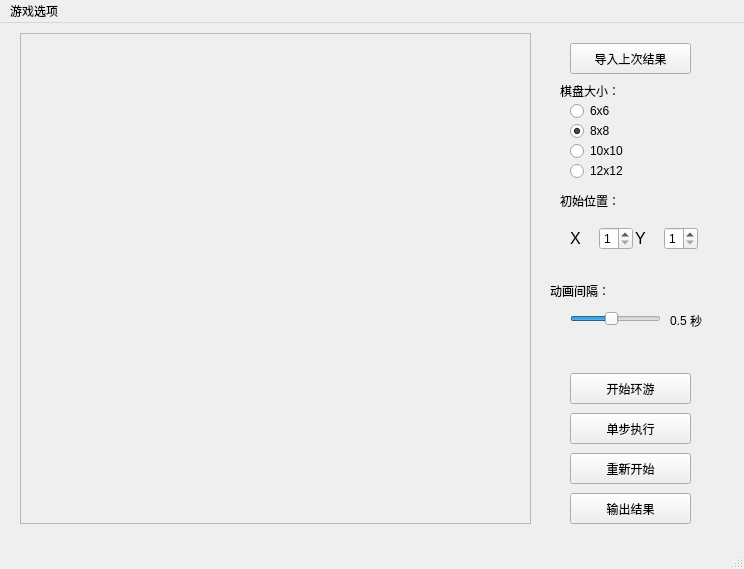
Above: knight.ui from yuanyuanzijin/knight-gui before the change. Below: the same form after it.
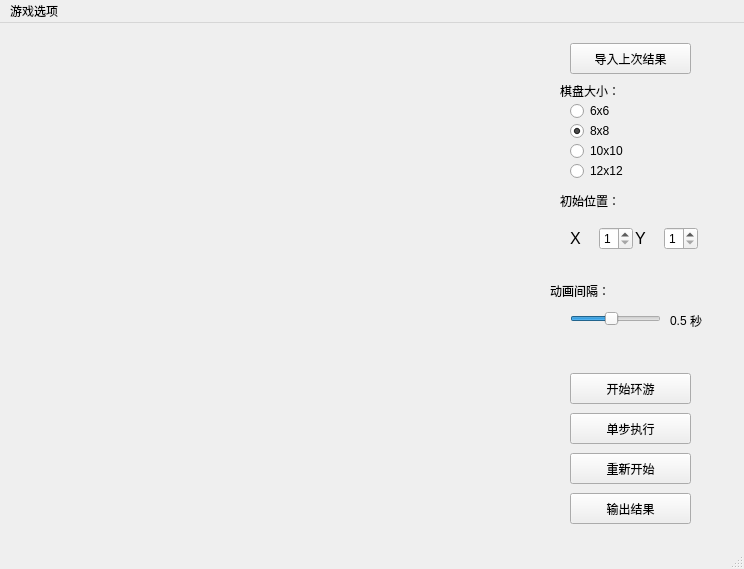
That is the form after the change. Icons and pictures are not drawn.

Commit message: 改变位置时在棋盘上实时显示

```diff
--- a/knight.ui
+++ b/knight.ui
@@ -24,28 +24,6 @@
    <string>欢迎来到骑士环游小游戏~</string>
   </property>
   <widget class="QWidget" name="centralwidget">
-   <widget class="QWidget" name="horizontalLayoutWidget">
-    <property name="geometry">
-     <rect>
-      <x>20</x>
-      <y>10</y>
-      <width>511</width>
-      <height>491</height>
-     </rect>
-    </property>
-    <layout class="QHBoxLayout" name="horizontalLayout">
-     <item>
-      <widget class="QFrame" name="frame">
-       <property name="frameShape">
-        <enum>QFrame::StyledPanel</enum>
-       </property>
-       <property name="frameShadow">
-        <enum>QFrame::Raised</enum>
-       </property>
-      </widget>
-     </item>
-    </layout>
-   </widget>
    <widget class="QLabel" name="label_clock">
     <property name="geometry">
      <rect>
```
Left out of the diff: 2 changed lines with no effect on the pictures. The commit also changes 1 other file.
